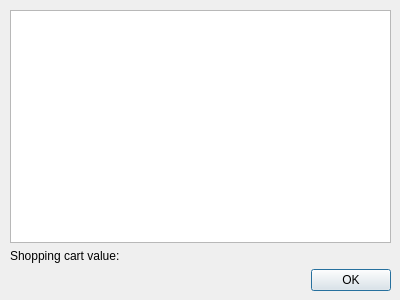
Above: src/services/amazon/AmazonShoppingCartDialog.ui from KDE/amarok before the change. Below: the same form after it.
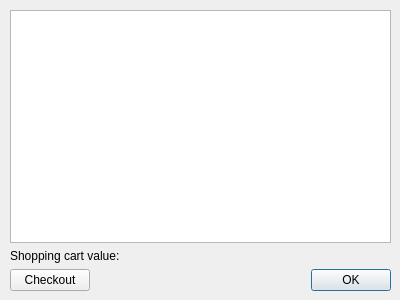
That is the form after the change. Custom widgets are drawn as their Qt base class.

Commit message:
Show a checkout button in the Amazon shopping cart dialog
More usability testing with users who never used Amarok before showed
that they expect it here, too.

Sadly their main problem was that they were unable to determine what our
three main columns in the UI were supposed to do. But that's another story.
:/

While I'm at it: coding_style++; documentation++;

Diff of the .ui file:
```diff
--- a/src/services/amazon/AmazonShoppingCartDialog.ui
+++ b/src/services/amazon/AmazonShoppingCartDialog.ui
@@ -41,7 +41,22 @@
      </widget>
     </item>
     <item>
+     <layout class="QHBoxLayout" name="horizontalLayout">
+      <item>
+       <widget class="QPushButton" name="checkoutButton">
+        <property name="text">
+         <string>Checkout</string>
+        </property>
+       </widget>
+      </item>
+      <item>
      <widget class="QDialogButtonBox" name="buttonBox">
+        <property name="sizePolicy">
+         <sizepolicy hsizetype="Minimum" vsizetype="Fixed">
+          <horstretch>0</horstretch>
+          <verstretch>0</verstretch>
+         </sizepolicy>
+        </property>
       <property name="orientation">
        <enum>Qt::Horizontal</enum>
       </property>
@@ -49,6 +64,8 @@
        <set>QDialogButtonBox::Ok</set>
       </property>
      </widget>
+      </item>
+     </layout>
     </item>
    </layout>
   </widget>
```
Lines whose indentation alone changed are shown as unchanged. The commit also changes 7 other files.
